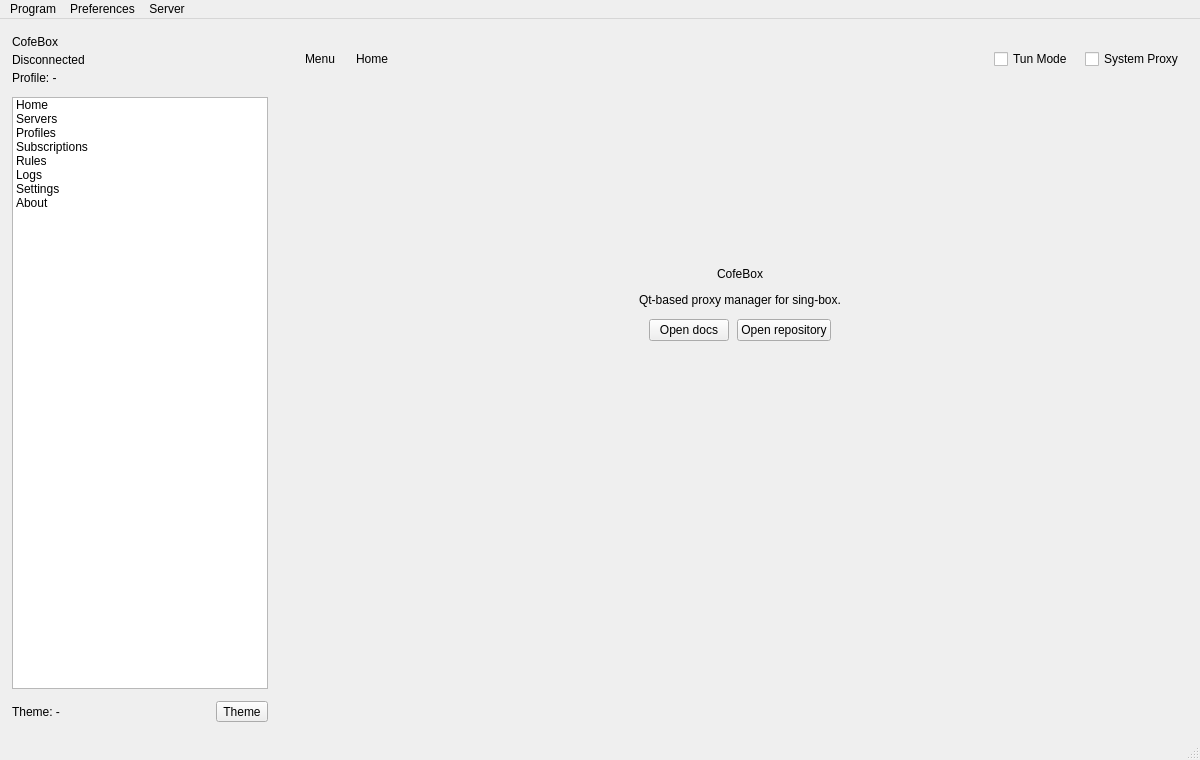
Old version of the form ui/mainwindow.ui in the repository cofedish/cofe-nekobox.
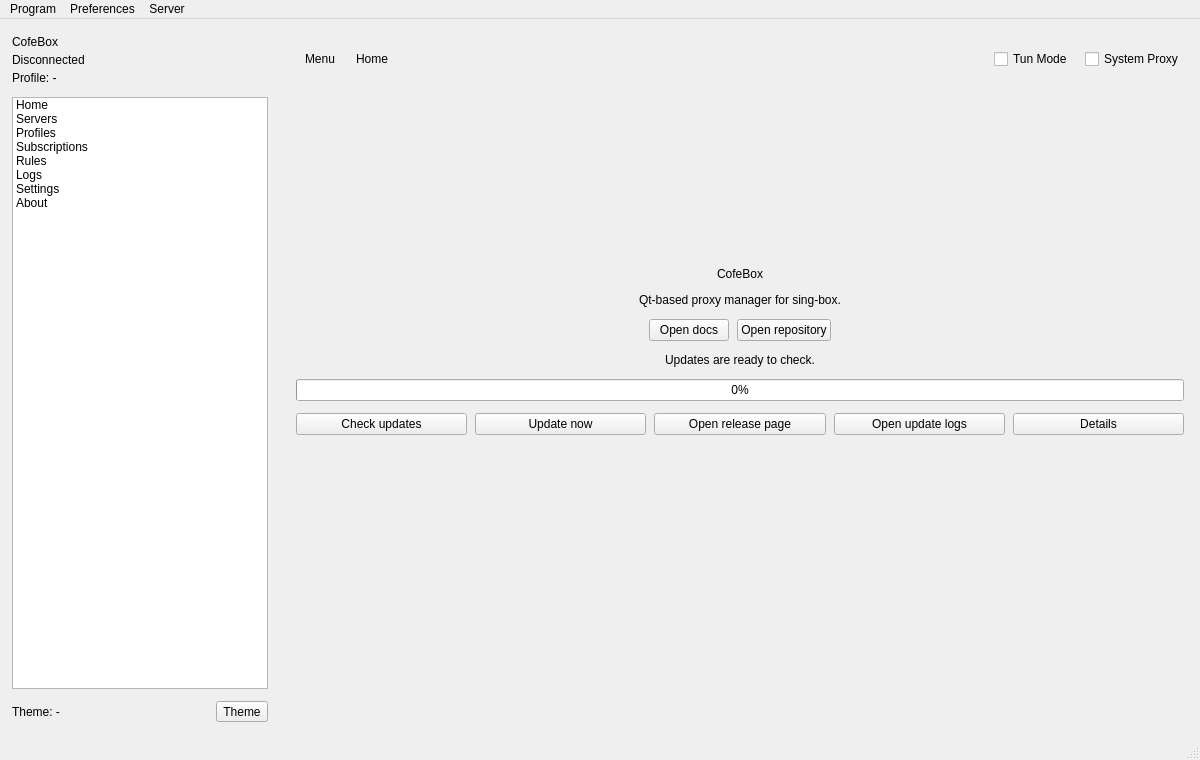
New version of the form. The open tabs and pages were chosen to show the change. Custom widgets are drawn as their Qt base class.

Commit message: fix: restore updater UI actions and startup update checks

The edit to the form file:
```diff
--- a/ui/mainwindow.ui
+++ b/ui/mainwindow.ui
@@ -1415,9 +1415,77 @@
                 </size>
                </property>
               </spacer>
-             </item>
-            </layout>
-           </item>
+            </item>
+           </layout>
+          </item>
+          <item>
+           <widget class="QLabel" name="about_update_status">
+            <property name="text">
+             <string>Updates are ready to check.</string>
+            </property>
+            <property name="alignment">
+             <set>Qt::AlignHCenter|Qt::AlignVCenter</set>
+            </property>
+           </widget>
+          </item>
+          <item>
+           <widget class="QProgressBar" name="about_update_progress">
+            <property name="minimum">
+             <number>0</number>
+            </property>
+            <property name="maximum">
+             <number>100</number>
+            </property>
+            <property name="value">
+             <number>0</number>
+            </property>
+            <property name="textVisible">
+             <bool>true</bool>
+            </property>
+           </widget>
+          </item>
+          <item>
+           <layout class="QHBoxLayout" name="aboutUpdateButtons">
+            <property name="spacing">
+             <number>8</number>
+            </property>
+            <item>
+             <widget class="QPushButton" name="about_check_updates">
+              <property name="text">
+               <string>Check updates</string>
+              </property>
+             </widget>
+            </item>
+            <item>
+             <widget class="QPushButton" name="about_update_action">
+              <property name="text">
+               <string>Update now</string>
+              </property>
+             </widget>
+            </item>
+            <item>
+             <widget class="QPushButton" name="about_release_page">
+              <property name="text">
+               <string>Open release page</string>
+              </property>
+             </widget>
+            </item>
+            <item>
+             <widget class="QPushButton" name="about_update_logs">
+              <property name="text">
+               <string>Open update logs</string>
+              </property>
+             </widget>
+            </item>
+            <item>
+             <widget class="QPushButton" name="about_update_details">
+              <property name="text">
+               <string>Details</string>
+              </property>
+             </widget>
+            </item>
+           </layout>
+          </item>
            <item>
             <spacer name="about_spacer">
              <property name="orientation">
```
Left out of the diff: 2 changed lines with no effect on the pictures. The commit also changes 4 other files.
